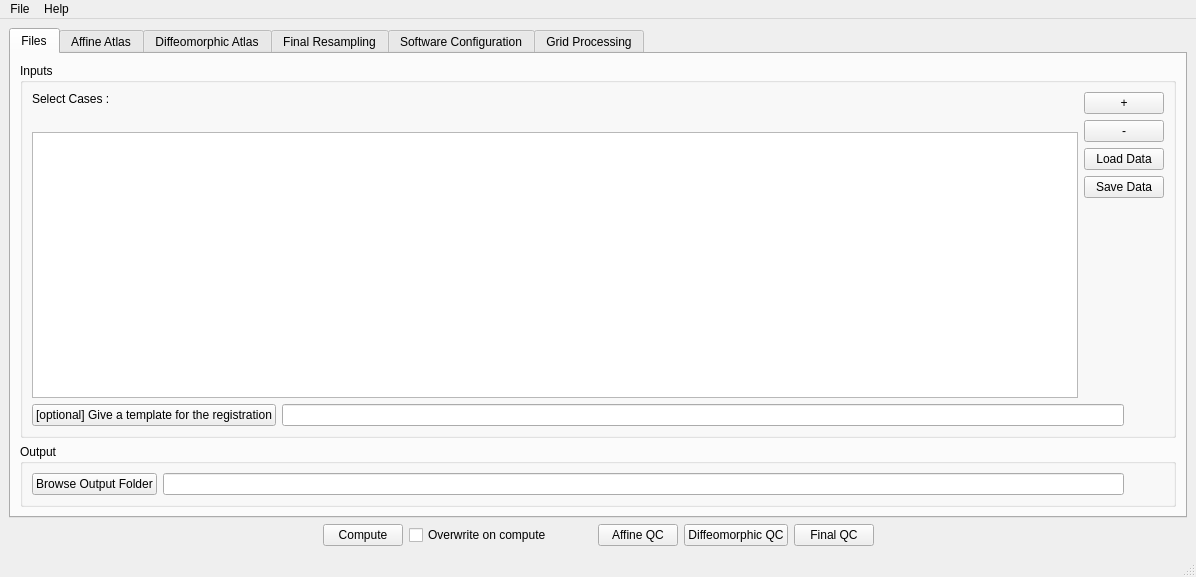
Above: GUIwindow.ui from adrienkaiser/DTIAtlasBuilder before the change. Below: the same form after it.
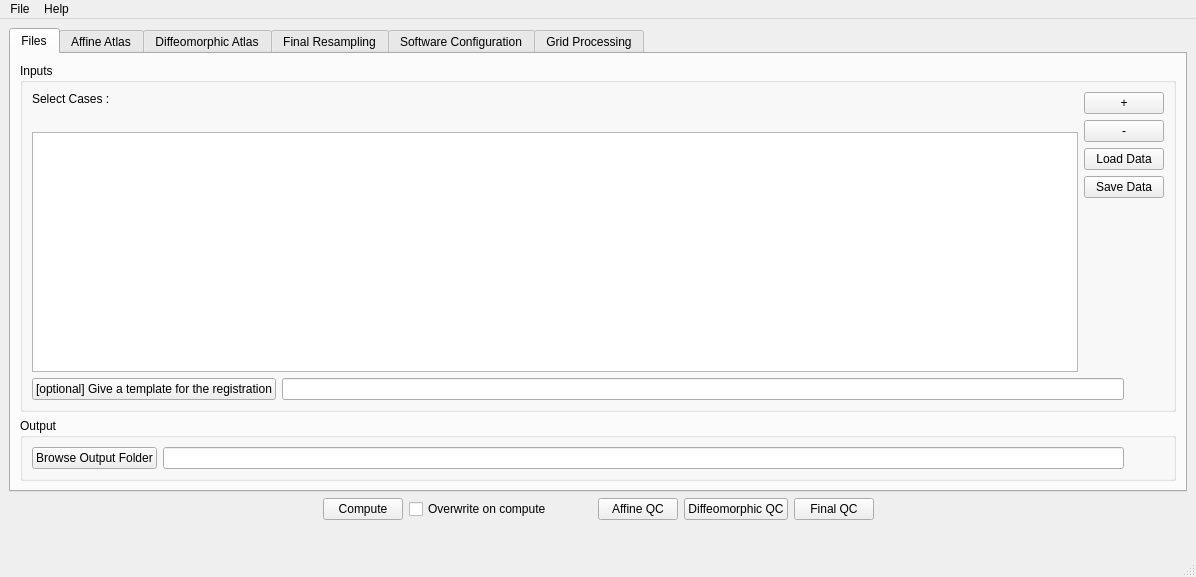
That is the form after the change.

Commit message: ENH: For windows compilation, use itksys and QProcess to replace std unix C functions

The edit to the form file:
```diff
--- a/GUIwindow.ui
+++ b/GUIwindow.ui
@@ -1608,6 +1608,30 @@
       </item>
      </layout>
     </item>
+    <item>
+     <layout class="QHBoxLayout" name="horizontalLayout_11">
+      <item>
+       <widget class="QLabel" name="ScriptRunningDisplayQLabel">
+        <property name="text">
+         <string/>
+        </property>
+       </widget>
+      </item>
+      <item>
+       <spacer name="horizontalSpacer_17">
+        <property name="orientation">
+         <enum>Qt::Horizontal</enum>
+        </property>
+        <property name="sizeHint" stdset="0">
+         <size>
+          <width>40</width>
+          <height>20</height>
+         </size>
+        </property>
+       </spacer>
+      </item>
+     </layout>
+    </item>
    </layout>
   </widget>
   <widget class="QMenuBar" name="menubar">
```
The commit also changes 7 other files.
